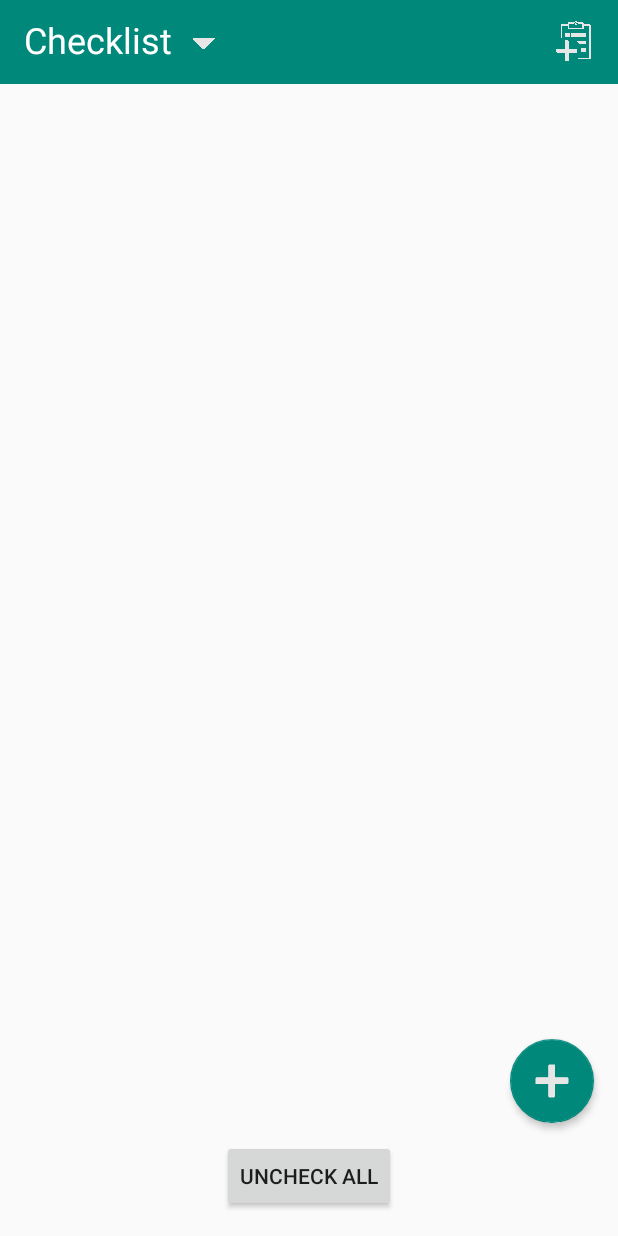
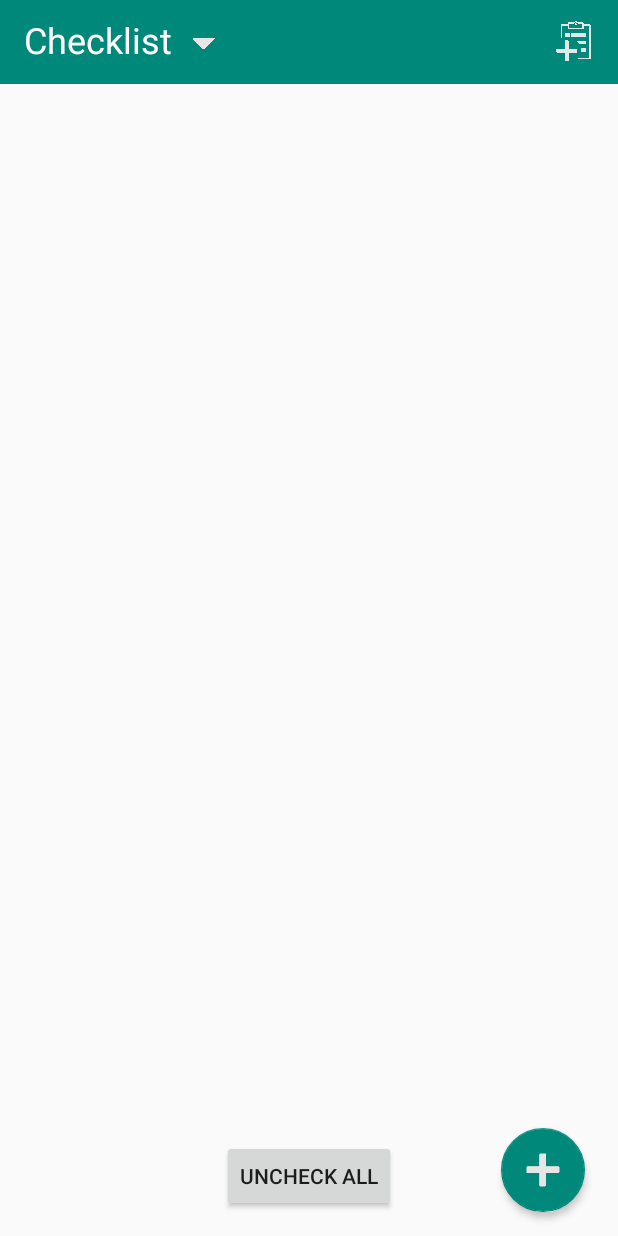
Before and after one commit to Daniel-Heyde/Checklist, an Android app: the screen it shows after launch (MainActivity), on a phone screen of 412 x 824 dp. Run offline under Robolectric (Android 15) with nearby library versions, the phone set to English and light mode, and no system bars; our stand-ins replace ButterKnife; libraries missing offline, so code that uses them is left out: com.github.amlcurran.showcaseview, com.jmedeisis.draglinearlayout; plain views replace DragLinearLayout; 11 statements that could not run were skipped.

Commit message:
Moved add task button down to bottom of screen. Updated tutorial to fit. Updated version code and version name.

```diff
--- a/app/build.gradle
+++ b/app/build.gradle
@@ -8,8 +8,8 @@ android {
         applicationId "com.heyde.checklist"
         minSdkVersion 14
         targetSdkVersion 24
-        versionCode 4
-        versionName "1.0.3"
+        versionCode 5
+        versionName "1.0.4"
         testInstrumentationRunner "android.support.test.runner.AndroidJUnitRunner"
     }
     buildTypes {
--- a/app/src/main/java/com/heyde/checklist/ui/MainActivity.java
+++ b/app/src/main/java/com/heyde/checklist/ui/MainActivity.java
@@ -44,6 +44,8 @@ import java.util.ArrayList;
 import butterknife.BindView;
 import butterknife.ButterKnife;
 
+import static android.widget.RelativeLayout.ABOVE;
+import static android.widget.RelativeLayout.BELOW;
 import static com.heyde.checklist.R.id.toolbar;
 
 
@@ -126,6 +128,12 @@ public class MainActivity extends AppCompatActivity {
                     .setContentText("Press to create a new list.")
                     .build();
             showcase.setButtonText("next");
+            RelativeLayout.LayoutParams layoutParams = new RelativeLayout.LayoutParams(RelativeLayout.LayoutParams.WRAP_CONTENT, RelativeLayout.LayoutParams.WRAP_CONTENT);
+            layoutParams.addRule(RelativeLayout.ALIGN_PARENT_BOTTOM);
+            layoutParams.addRule(RelativeLayout.ALIGN_PARENT_RIGHT);
+            layoutParams.setMargins(0,0,120,300);
+
+            showcase.setButtonPosition(layoutParams);
             showcase.setStyle(R.style.CustomShowcase);
 
 
--- a/app/src/main/res/layout/activity_main.xml
+++ b/app/src/main/res/layout/activity_main.xml
@@ -26,22 +26,6 @@
         android:layout_centerHorizontal="true"
         android:layout_marginBottom="@dimen/activity_vertical_margin"
         android:elevation="12dp"/>
-
-    <android.support.design.widget.FloatingActionButton
-        android:layout_width="wrap_content"
-        android:layout_height="wrap_content"
-        android:clickable="true"
-        app:fabSize="normal"
-        app:srcCompat="@drawable/task_add"
-        android:id="@+id/addButton"
-        app:backgroundTint="@color/colorPrimary"
-        android:accessibilityTraversalBefore="@+id/DraggableListLayout"
-        app:elevation="3dp"
-        android:layout_marginRight="@dimen/activity_horizontal_margin"
-        android:layout_marginBottom="11dp"
-        android:layout_above="@+id/refreshButton"
-        android:layout_alignParentRight="true"
-        android:layout_alignParentEnd="true"/>
 
     <com.heyde.checklist.ui.DraggableScrollView
         android:layout_width="match_parent"
@@ -106,5 +90,21 @@
         android:layout_weight="1">
     </android.support.v7.widget.Toolbar>
 
+    <android.support.design.widget.FloatingActionButton
+        android:layout_width="wrap_content"
+        android:layout_height="wrap_content"
+        android:clickable="true"
+        app:fabSize="normal"
+        app:srcCompat="@drawable/task_add"
+        android:id="@+id/addButton"
+        app:backgroundTint="@color/colorPrimary"
+        android:accessibilityTraversalBefore="@+id/DraggableListLayout"
+        app:elevation="3dp"
+        android:layout_marginRight="22dp"
+        android:layout_marginEnd="22dp"
+        android:layout_alignBottom="@+id/refreshButton"
+        android:layout_alignParentRight="true"
+        android:layout_alignParentEnd="true"/>
+
 
 </RelativeLayout>
```
Also changed, not shown: app/src/main/java/com/heyde/checklist/model/FileController.java (+0 -24 lines).
